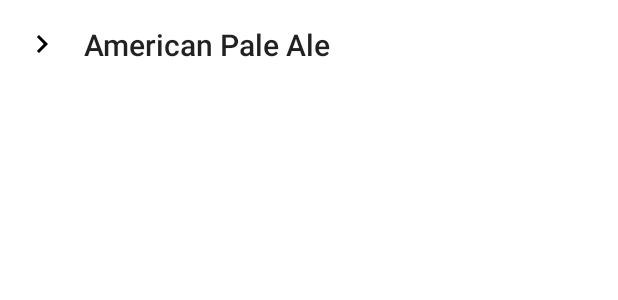
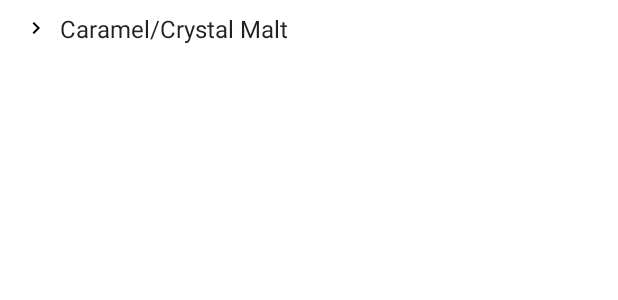
Before and after one commit to urizev/birritas, an Android app: the layout cell_ingredient.xml on its own in the app's theme, with its tools: preview values and no code run, on a phone screen of 412 x 824 dp. Shown: the top 300 px of the screen. Run offline under Robolectric (Android 15) with nearby library versions, the phone set to English and light mode, and no system bars.

Commit message:
Live Search inform user when no results were found Show beer ingredients Crashes fixes

```diff
--- a/app/src/main/java/com/urizev/birritas/data/api/ApiService.java
+++ b/app/src/main/java/com/urizev/birritas/data/api/ApiService.java
@@ -32,12 +32,14 @@ public interface ApiService {
     String STATUS_VERIFIED = "verified";
     String WITH_BREWERIES = "withBreweries";
     String WITH_INGREDIENTS = "withIngredients";
+    String WITH_SOCIAL_ACCOUNTS = "withSocialAccounts";
+    String WITH_LOCATIONS = "withLocations";
 
     @GET("beers")
     Observable<ResultData<ImmutableList<BeerData>>> getBeers(@QueryMap Map<String,String> params);
 
     @GET("beer/{beerId}")
-    Observable<ResultData<BeerData>> getBeer(@Path("beerId") String beerId);
+    Observable<ResultData<BeerData>> getBeer(@Path("beerId") String beerId, @QueryMap Map<String,String> params);
 
     @GET("search/geo/point")
     Observable<ResultData<ImmutableList<PlaceData>>> searchGeoPoint(@QueryMap Map<String,String> params);
@@ -46,5 +48,5 @@ public interface ApiService {
     Observable<ResultData<LiveData>> search(@Query(value = QUERY, encoded = true) String query, @QueryMap Map<String,String> params);
 
     @GET("brewery/{breweryId}")
-    Observable<ResultData<BreweryData>> getBrewery(@Path("breweryId") String beerId);
+    Observable<ResultData<BreweryData>> getBrewery(@Path("breweryId") String beerId, @QueryMap Map<String, String> params);
 }
--- a/app/src/main/java/com/urizev/birritas/data/api/data/HopData.java
+++ b/app/src/main/java/com/urizev/birritas/data/api/data/HopData.java
@@ -1,4 +1,6 @@
 package com.urizev.birritas.data.api.data;
+
+import android.support.annotation.Nullable;
 
 import com.google.auto.value.AutoValue;
 import com.squareup.moshi.JsonAdapter;
@@ -8,7 +10,9 @@ import com.squareup.moshi.Moshi;
 public abstract class HopData {
     public abstract int id();
     public abstract String name();
+    @Nullable
     public abstract String description();
+    @Nullable
     public abstract CountryData country();
 
     public static JsonAdapter<HopData> jsonAdapter(Moshi moshi) {
--- a/app/src/main/java/com/urizev/birritas/domain/entities/Hop.java
+++ b/app/src/main/java/com/urizev/birritas/domain/entities/Hop.java
@@ -1,4 +1,6 @@
 package com.urizev.birritas.domain.entities;
+
+import android.support.annotation.Nullable;
 
 import com.google.auto.value.AutoValue;
 
@@ -6,6 +8,7 @@ import com.google.auto.value.AutoValue;
 public abstract class Hop {
     public abstract int id();
     public abstract String name();
+    @Nullable
     public abstract String description();
 
     public static Hop create(int id, String name, String description) {
--- a/app/src/main/java/com/urizev/birritas/domain/entities/Malt.java
+++ b/app/src/main/java/com/urizev/birritas/domain/entities/Malt.java
@@ -1,4 +1,6 @@
 package com.urizev.birritas.domain.entities;
+
+import android.support.annotation.Nullable;
 
 import com.google.auto.value.AutoValue;
 
@@ -6,6 +8,7 @@ import com.google.auto.value.AutoValue;
 public abstract class Malt {
     public abstract int id();
     public abstract String name();
+    @Nullable
     public abstract String description();
 
     public static Malt create(int id, String name, String description) {
--- a/app/src/main/java/com/urizev/birritas/domain/entities/Yeast.java
+++ b/app/src/main/java/com/urizev/birritas/domain/entities/Yeast.java
@@ -1,4 +1,6 @@
 package com.urizev.birritas.domain.entities;
+
+import android.support.annotation.Nullable;
 
 import com.google.auto.value.AutoValue;
 
@@ -6,6 +8,7 @@ import com.google.auto.value.AutoValue;
 public abstract class Yeast {
     public abstract int id();
     public abstract String name();
+    @Nullable
     public abstract String description();
 
     public static Yeast create(int id, String name, String description) {
--- a/app/src/main/java/com/urizev/birritas/view/search/SearchFragment.java
+++ b/app/src/main/java/com/urizev/birritas/view/search/SearchFragment.java
@@ -23,6 +23,7 @@ import com.urizev.birritas.view.common.ViewState;
 import com.urizev.birritas.view.common.ViewStateAdapter;
 import com.urizev.birritas.view.common.ViewStateAdapterDelegate;
 import com.urizev.birritas.view.common.adapter.HeaderViewStateAdapterDelegate;
+import com.urizev.birritas.view.common.adapter.NoResultsViewStateAdapterDelegate;
 import com.urizev.birritas.view.search.adapter.SearchResultItemViewStateAdapterDelegate;
 
 import java.util.concurrent.TimeUnit;
@@ -56,6 +57,7 @@ public class SearchFragment extends DirectPresenterFragment<SearchViewState,Sear
 
     private void createAdapterDelegates() {
         mAdapterDelegates = new ImmutableList.Builder<ViewStateAdapterDelegate>()
+                .add(new NoResultsViewStateAdapterDelegate())
                 .add(new HeaderViewStateAdapterDelegate())
                 .add(new SearchResultItemViewStateAdapterDelegate(mImageLoader, this))
                 .build();
--- a/app/src/main/java/com/urizev/birritas/view/search/SearchPresenter.java
+++ b/app/src/main/java/com/urizev/birritas/view/search/SearchPresenter.java
@@ -13,6 +13,7 @@ import com.urizev.birritas.domain.usecases.SearchUseCase;
 import com.urizev.birritas.view.common.Presenter;
 import com.urizev.birritas.view.common.ViewState;
 import com.urizev.birritas.view.common.adapter.HeaderViewStateAdapterDelegate;
+import com.urizev.birritas.view.common.adapter.NoResultsViewStateAdapterDelegate;
 import com.urizev.birritas.view.search.adapter.SearchResultItemViewStateAdapterDelegate;
 
 import java.util.Locale;
@@ -101,6 +102,10 @@ class SearchPresenter extends Presenter<SearchViewState> {
             }
         }
 
+        if (result.beers().isEmpty() && result.breweries().isEmpty()) {
+            viewStates = viewStates.add(NoResultsViewStateAdapterDelegate.ViewState.create());
+        }
+
         return SearchViewState.create(viewStates.build());
     }
 }
--- a/app/src/main/res/drawable/ic_chevron_right_black_24dp.xml
+++ b/app/src/main/res/drawable/ic_chevron_right_black_16dp.xml
@@ -1,6 +1,6 @@
 <vector xmlns:android="http://schemas.android.com/apk/res/android"
-        android:width="24dp"
-        android:height="24dp"
+        android:width="16dp"
+        android:height="16dp"
         android:viewportWidth="24.0"
         android:viewportHeight="24.0">
     <path
--- a/app/src/main/res/layout/cell_header.xml
+++ b/app/src/main/res/layout/cell_header.xml
@@ -13,7 +13,7 @@
         android:layout_marginStart="@dimen/activity_horizontal_margin"
         android:layout_marginEnd="@dimen/activity_horizontal_margin"
         android:layout_marginTop="@dimen/header_top_margin"
-        android:layout_marginBottom="@dimen/activity_vertical_margin"
+        android:layout_marginBottom="@dimen/header_bottom_margin"
         android:layout_width="match_parent"
         android:layout_height="wrap_content"
         android:textStyle="bold"
--- a/app/src/main/res/layout/cell_ingredient.xml
+++ b/app/src/main/res/layout/cell_ingredient.xml
@@ -7,11 +7,11 @@
     android:paddingLeft="@dimen/activity_horizontal_margin"
     android:paddingRight="@dimen/activity_horizontal_margin"
     android:paddingEnd="@dimen/activity_horizontal_margin"
-    android:paddingBottom="@dimen/activity_vertical_margin"
-    android:paddingTop="@dimen/activity_vertical_margin"
-    android:drawablePadding="@dimen/activity_vertical_margin"
-    android:drawableStart="@drawable/ic_chevron_right_black_24dp"
+    android:paddingBottom="@dimen/cell_single_line_vertical_margin"
+    android:paddingTop="@dimen/cell_single_line_vertical_margin"
+    android:drawablePadding="@dimen/cell_ingredient_drawable_padding"
+    android:drawableStart="@drawable/ic_chevron_right_black_16dp"
     android:layout_width="match_parent"
     android:layout_height="wrap_content"
-    tools:text="American Pale Ale"
-    style="@style/Base.TextAppearance.AppCompat.Title"/>
+    tools:text="Caramel/Crystal Malt"
+    style="@style/Base.TextAppearance.AppCompat.Subhead"/>
--- a/app/src/main/res/layout/cell_single_line.xml
+++ b/app/src/main/res/layout/cell_single_line.xml
@@ -7,9 +7,9 @@
     android:paddingLeft="@dimen/activity_horizontal_margin"
     android:paddingRight="@dimen/activity_horizontal_margin"
     android:paddingEnd="@dimen/activity_horizontal_margin"
-    android:paddingBottom="@dimen/activity_vertical_margin"
-    android:paddingTop="@dimen/activity_vertical_margin"
+    android:paddingBottom="@dimen/cell_single_line_vertical_margin"
+    android:paddingTop="@dimen/cell_single_line_vertical_margin"
     android:layout_width="match_parent"
     android:layout_height="wrap_content"
     tools:text="American Pale Ale"
-    style="@style/Base.TextAppearance.AppCompat.Title"/>
+    style="@style/Base.TextAppearance.AppCompat.Subhead"/>
--- a/app/src/main/res/layout/fragment_search.xml
+++ b/app/src/main/res/layout/fragment_search.xml
@@ -11,7 +11,10 @@
     <android.support.v7.widget.Toolbar
         android:id="@+id/toolbar"
         app:theme="@style/ThemeOverlay.AppCompat"
+        app:contentInsetStart="0dp"
+        android:elevation="@dimen/toolbar_elevation"
         android:layout_width="match_parent"
+        android:background="@android:color/white"
         android:layout_height="?attr/actionBarSize">
             <EditText
                 android:id="@+id/search_box"
--- a/app/src/main/res/values/dimens.xml
+++ b/app/src/main/res/values/dimens.xml
@@ -1,5 +1,4 @@
 <resources>
-    <!-- Default screen margins, per the Android Design guidelines. -->
     <dimen name="activity_horizontal_margin">16dp</dimen>
     <dimen name="activity_vertical_margin">16dp</dimen>
     <dimen name="view_error_message_horizontal_margin">32dp</dimen>
@@ -16,7 +15,8 @@
     <dimen name="cell_swipe_drawable_padding">8dp</dimen>
     <dimen name="detail_beer_label_image_width">128dp</dimen>
     <dimen name="brewery_side_width">240dp</dimen>
-    <dimen name="header_top_margin">32dp</dimen>
+    <dimen name="header_top_margin">16dp</dimen>
+    <dimen name="header_bottom_margin">8dp</dimen>
     <dimen name="search_box_elevation">2dp</dimen>
     <dimen name="search_box_corner_radius">2dp</dimen>
     <dimen name="search_box_horizontal_margin">16dp</dimen>
@@ -25,4 +25,7 @@
     <dimen name="cell_beer_card_color_size">24dp</dimen>
     <dimen name="cell_search_result_margin_vertical">8dp</dimen>
     <dimen name="cell_search_result_margin_end">12dp</dimen>
+    <dimen name="cell_single_line_vertical_margin">8dp</dimen>
+    <dimen name="toolbar_elevation">4dp</dimen>
+    <dimen name="cell_ingredient_drawable_padding">8dp</dimen>
 </resources>
--- a/app/src/main/res/values/strings.xml
+++ b/app/src/main/res/values/strings.xml
@@ -25,4 +25,5 @@
     <string name="search_hint">Search beer or brewery</string>
     <string name="header_beers">Beers</string>
     <string name="header_breweries">Breweries</string>
+    <string name="no_results">No results found</string>
 </resources>
```
Also changed, not shown: app/src/main/java/com/urizev/birritas/data/repositories/DefaultBeerRepository.java (+6 -1 lines), app/src/main/java/com/urizev/birritas/data/repositories/DefaultBreweryRepository.java (+10 -1 lines), app/src/main/java/com/urizev/birritas/view/common/adapter/NoResultsViewStateAdapterDelegate.java (added, +51 -0 lines), app/src/main/res/layout/cell_no_results.xml (added, +12 -0 lines), 1 other file.
